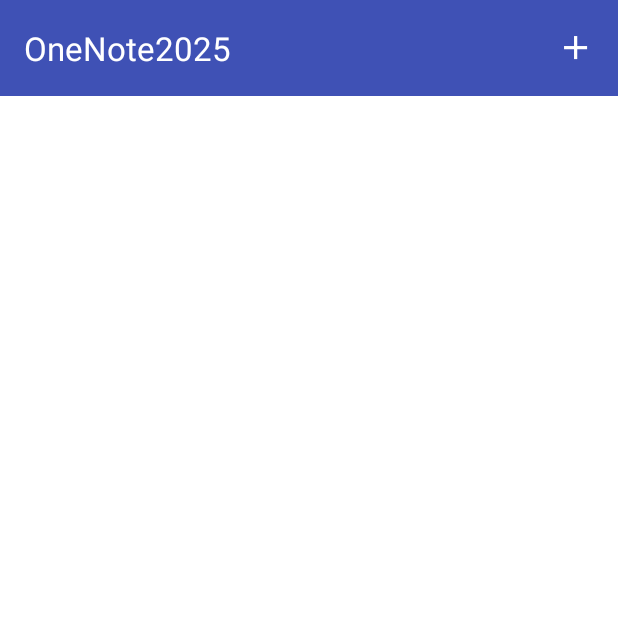
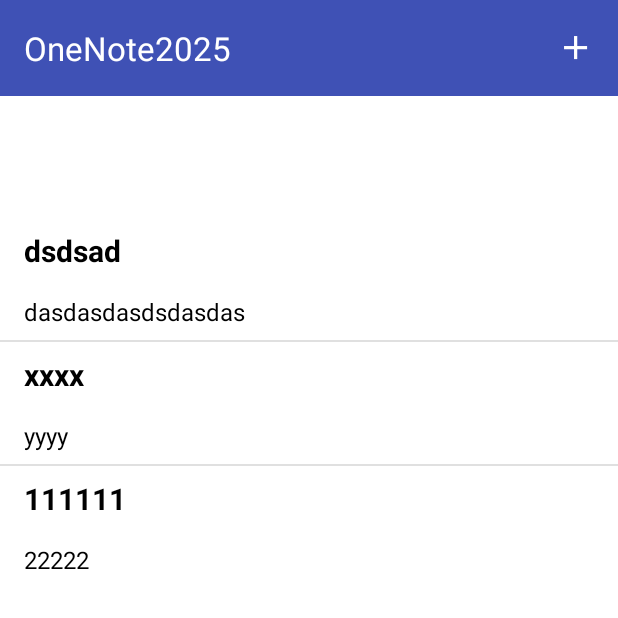
Before and after one commit to snagy8319/OneNote2025_SN, an Android app: the NoteListActivity screen opened directly, with no data from a screen before it, on a phone screen of 412 x 824 dp, the top half of it. Run offline under Robolectric (Android 15) with nearby library versions, the light colour scheme and no system bars.

Commit message:
Added list_item_view.xml, Note.kt and NoteAdapter.kt.

```diff
--- /dev/null
+++ b/app/src/main/java/com/onenote/android/Note.kt
@@ -0,0 +1,3 @@
+package com.onenote.android
+
+data class Note(var title: String, var message: String, val id: Int = 0)
--- /dev/null
+++ b/app/src/main/java/com/onenote/android/NoteAdapter.kt
@@ -0,0 +1,35 @@
+package com.onenote.android
+
+import android.content.Context
+import android.view.LayoutInflater
+import android.view.View
+import android.view.ViewGroup
+import android.widget.BaseAdapter
+import android.widget.TextView
+
+class NoteAdapter(context: Context, var notes: List<Note>): BaseAdapter() {
+
+    private val inflater: LayoutInflater = context.getSystemService(Context.LAYOUT_INFLATER_SERVICE) as LayoutInflater
+
+    override fun getCount(): Int {
+        return notes.size
+    }
+
+    override fun getItem(position: Int): Any {
+        return notes[position]
+    }
+
+    override fun getItemId(position: Int): Long {
+        return notes[position].id.toLong()
+    }
+
+    override fun getView(position: Int, convertView: View?, parent: ViewGroup?): View {
+        val view = inflater.inflate(R.layout.list_item_view, parent, false)
+        val title = view.findViewById<TextView>(R.id.title)
+        val message = view.findViewById<TextView>(R.id.message)
+        title.text = notes[position].title
+        message.text = notes[position].message
+
+        return view
+    }
+}
--- a/app/src/main/java/com/onenote/android/NoteListActivity.kt
+++ b/app/src/main/java/com/onenote/android/NoteListActivity.kt
@@ -29,15 +29,18 @@
         listView = findViewById(R.id.listView)
 
         // Simple ListView example
-        /*
         val title = Preferences(this).getNoteTitle()
-        val items = arrayOf(title, title, title, title, title, title, title, title, title, title, title, title, title, title, title, title, title, title)
-        val adapter: ArrayAdapter<String> = ArrayAdapter<String>(
-            this,
-            android.R.layout.simple_list_item_1, android.R.id.text1, items
-        )
+        val note = Note("dsdsad", "dasdasdasdsdasdas")
+        val note1 = Note("xxxx", "yyyy")
+        val note2 = Note("111111", "22222")
+
+        val notes = mutableListOf(note)
+        notes.add(note1)
+        notes.add(note2)
+
+        val adapter = NoteAdapter(this, notes)
+
         listView.setAdapter(adapter)
-         */
     }
 
     override fun onResume() {
--- /dev/null
+++ b/app/src/main/res/layout/list_item_view.xml
@@ -0,0 +1,22 @@
+<?xml version="1.0" encoding="utf-8"?>
+<LinearLayout
+    xmlns:android="http://schemas.android.com/apk/res/android"
+    android:layout_width="match_parent"
+    android:layout_height="wrap_content"
+    android:background="@color/white"
+    android:orientation="vertical">
+
+    <TextView
+        android:id="@+id/title"
+        android:layout_width="match_parent"
+        android:layout_height="wrap_content"
+        android:text="@string/title"
+        style="@style/ListItem.Title"/>
+
+    <TextView
+        android:id="@+id/message"
+        android:layout_width="match_parent"
+        android:layout_height="wrap_content"
+        android:text="@string/message"
+        style="@style/ListItem.Message"/>
+</LinearLayout>
```
